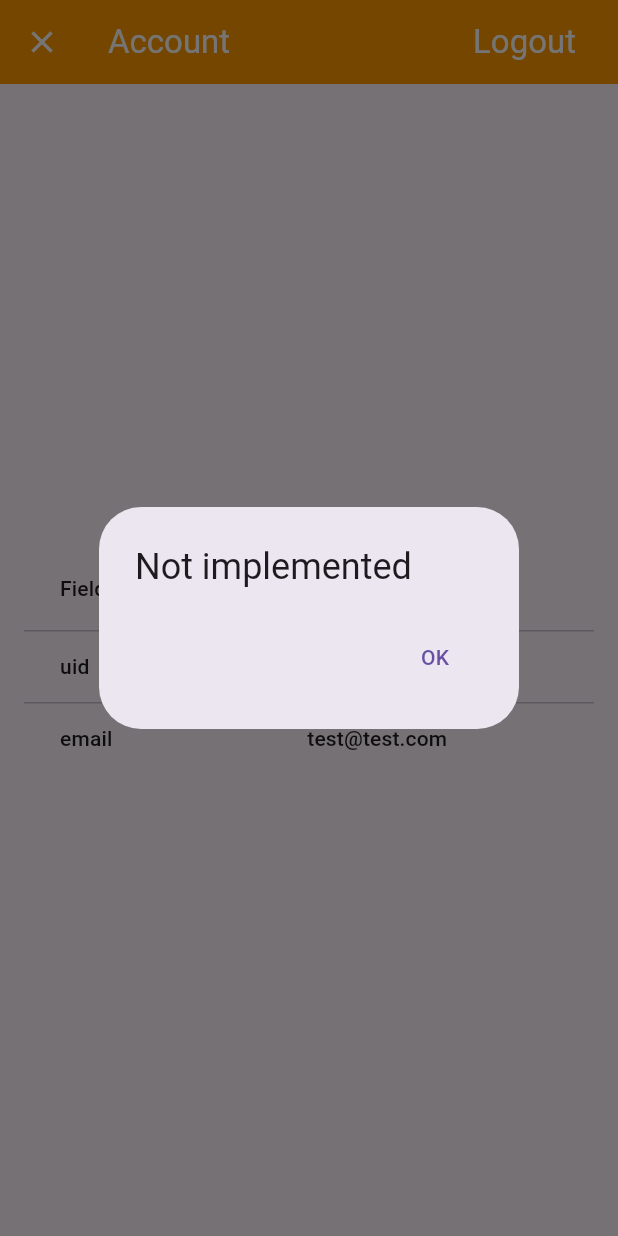
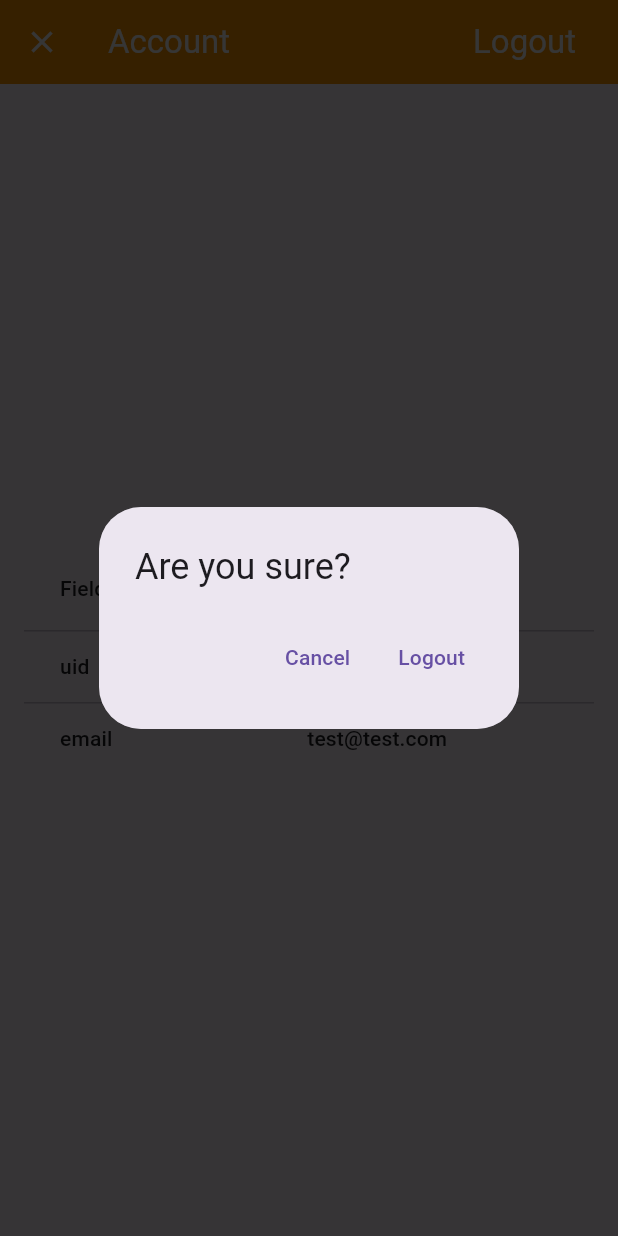
Before and after one commit to ryder0064/CoffeeShop, a Flutter app: the AccountScreen screen opened by its route, after a tap on "Logout", on a phone screen of 412 x 824 dp. Run offline on Flutter 3.47's test engine with Material 3 defaults, Android fonts, the phone set to English and light mode, and no system bars; our stand-ins replace flutter_layout_grid, flutter_rating_bar, go_router.

```diff
--- a/lib/src/features/account/account_screen.dart
+++ b/lib/src/features/account/account_screen.dart
@@ -5,6 +5,7 @@ import 'package:coffee_shop/src/constants/app_sizes.dart';
 import 'package:coffee_shop/src/localization/string_hardcoded.dart';
 import 'package:coffee_shop/src/models/app_user.dart';
 import 'package:flutter/material.dart';
+import 'package:go_router/go_router.dart';
 
 class AccountScreen extends StatelessWidget {
   const AccountScreen({super.key});
@@ -22,17 +23,17 @@ class AccountScreen extends StatelessWidget {
               // * Get the navigator beforehand to prevent this warning:
               // * Don't use 'BuildContext's across async gaps.
               // * More info here: https://youtu.be/bzWaMpD1LHY
-              // final navigator = Navigator.of(context);
-              // final logout = await showAlertDialog(
-              //   context: context,
-              //   title: 'Are you sure?'.hardcoded,
-              //   cancelActionText: 'Cancel'.hardcoded,
-              //   defaultActionText: 'Logout'.hardcoded,
-              // );
-              // if (logout == true) {
-              //   // TODO: Sign out the user.
-              //   navigator.pop();
-              // }
+              final goRouter = GoRouter.of(context);
+              final logout = await showAlertDialog(
+                context: context,
+                title: 'Are you sure?'.hardcoded,
+                cancelActionText: 'Cancel'.hardcoded,
+                defaultActionText: 'Logout'.hardcoded,
+              );
+              if (logout == true) {
+                // TODO: Sign out the user.
+                goRouter.pop();
+              }
             },
           ),
         ],
--- a/lib/src/features/sign_in/email_password_sign_in_screen.dart
+++ b/lib/src/features/sign_in/email_password_sign_in_screen.dart
@@ -7,6 +7,7 @@ import 'package:coffee_shop/src/features/sign_in/string_validators.dart';
 import 'package:coffee_shop/src/localization/string_hardcoded.dart';
 import 'package:flutter/material.dart';
 import 'package:flutter/services.dart';
+import 'package:go_router/go_router.dart';
 
 /// Email & password sign in screen.
 /// Wraps the [EmailPasswordSignInContents] widget below with a [Scaffold] and
@@ -25,7 +26,7 @@ class EmailPasswordSignInScreen extends StatelessWidget {
       appBar: AppBar(title: Text('Sign In'.hardcoded)),
       body: EmailPasswordSignInContents(
         formType: formType,
-        onSignedIn: () => Navigator.of(context).pop(),
+        onSignedIn: () => context.pop(),
       ),
     );
   }
```
Also changed, not shown: lib/src/common_widgets/alert_dialogs.dart (+5 -4 lines).
